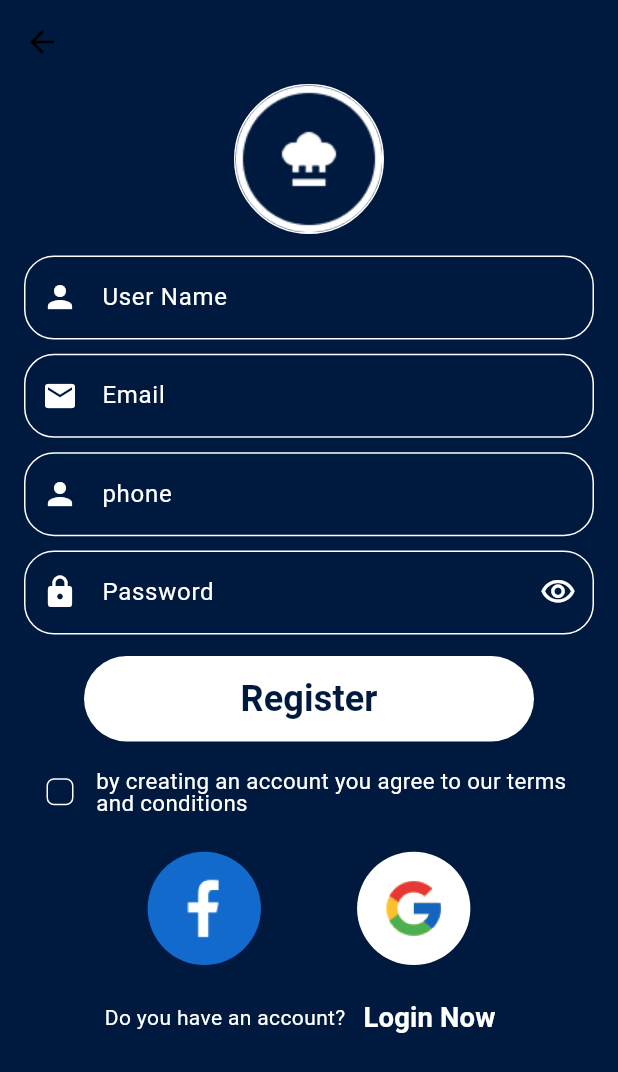
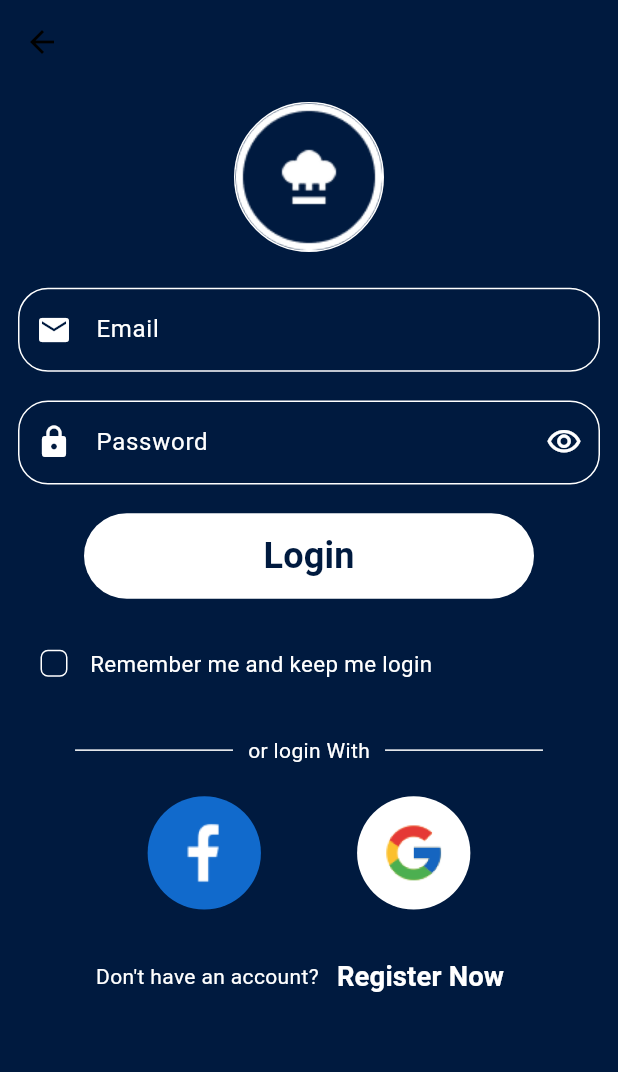
Before and after one commit to Omareloo/Meal-App, a Flutter app: the RegisterScreen screen opened directly, after a tap on "Login Now", on a phone screen of 412 x 824 dp. Shown: the top 1072 px of the screen. Run offline on Flutter 3.47's test engine with Material 3 defaults, Android fonts, the phone set to English and light mode, and no system bars; our stand-ins replace bloc, cloud_firestore, connectivity_plus, either_dart, email_validator, equatable and 11 more; accounts and stored records are empty; Roboto replaces fonts that are missing (cairo).

Commit message:
debugging Sprint 1

```diff
--- a/lib/core/data/local/shared_preferences_service.dart
+++ b/lib/core/data/local/shared_preferences_service.dart
@@ -65,10 +65,11 @@ import 'package:shared_preferences/shared_preferences.dart';
 
 class SharedPreferencesHelper {
   late SharedPreferences sharedPreferences;
+
   Future<void> init() async {
     sharedPreferences = await SharedPreferences.getInstance();
   }
-  Future<bool> isFirstTime() async {
+  Future<bool> getIsFirstTime() async {
     bool firstTime = sharedPreferences.getBool("isFirstTime") ?? true;
     if (firstTime) {
       await sharedPreferences.setBool("isFirstTime", false);
--- a/lib/core/screens/splash_screen.dart
+++ b/lib/core/screens/splash_screen.dart
@@ -1,4 +1,7 @@
 import 'package:flutter/material.dart';
+import 'package:meal_ware/core/data/local/shared_preferences_service.dart';
+import 'package:meal_ware/core/di/db_injection.dart';
+import 'package:meal_ware/features/auth/presentation/pages/auth_screen.dart';
 import 'package:meal_ware/features/auth/presentation/widgets/auth_widgets/logo.dart';
 import 'package:meal_ware/features/onboarding/onboarding_screen.dart';
 
@@ -22,26 +25,27 @@ class _SplashScreenState extends State<SplashScreen>
       duration: const Duration(seconds: 1),
     );
 
-
     animation = Tween<Offset>(
       begin: const Offset(0, -1),
       end: Offset.zero,
-    ).animate(CurvedAnimation(
-      parent: controller,
-      curve: Curves.easeInOut,
-    ));
-
+    ).animate(CurvedAnimation(parent: controller, curve: Curves.easeInOut));
 
     controller.forward();
 
-
-    Future.delayed(const Duration(seconds: 5), () {
-      Navigator.pushReplacement(
-        context,
-        MaterialPageRoute(
-          builder: (context) => const OnboardingScreen(),
-        ),
-      );
+    Future.delayed(const Duration(seconds: 5), () async {
+      SharedPreferencesHelper helper = getIt<SharedPreferencesHelper>();
+      bool isFirstTime = await helper.getIsFirstTime();
+      if (isFirstTime) {
+        Navigator.pushReplacement(
+          context,
+          MaterialPageRoute(builder: (context) => const OnboardingScreen()),
+        );
+      }else{
+        Navigator.pushReplacement(
+          context,
+          MaterialPageRoute(builder: (context) => const AuthScreen()),
+        );
+      }
     });
   }
 
@@ -55,10 +59,7 @@ class _SplashScreenState extends State<SplashScreen>
   Widget build(BuildContext context) {
     return Scaffold(
       body: Center(
-        child: SlideTransition(
-          position: animation,
-          child: const LogoWidget(),
-        ),
+        child: SlideTransition(position: animation, child: const LogoWidget()),
       ),
     );
   }
--- a/lib/core/utils/heplers/validation_form.dart
+++ b/lib/core/utils/heplers/validation_form.dart
@@ -3,8 +3,7 @@ import '../app_utils/app_strings.dart';
 class ValidationForm {
   static String? phoneValidator(String? value) {
     bool isValid =
-        RegExp(r"^(009665|9665|\+9665|05|5)(5|0|3|6|4|9|1|8|7)([0-9]{7})")
-            .hasMatch(value!);
+        RegExp(r"^(01)(0|1|2|5)([0-9]{8})$").hasMatch(value!);
     if (value.isEmpty) {
       return AppStrings.pleaseEnterPhoneNumber;
     } else if (!isValid) {
--- a/lib/features/auth/presentation/pages/register_screen.dart
+++ b/lib/features/auth/presentation/pages/register_screen.dart
@@ -9,7 +9,7 @@ import 'package:meal_ware/features/auth/presentation/manager/cubits/register_sta
 import 'package:meal_ware/features/auth/presentation/widgets/auth_widgets/login/login_message_widget.dart';
 import 'package:meal_ware/features/auth/presentation/widgets/buttons/register_button.dart';
 import 'package:meal_ware/features/auth/presentation/widgets/fields/email_form_field.dart';
-import 'package:meal_ware/features/home/presentation/pages/home_screen.dart';
+
 import '../../../layout/presentation/pages/layout_screen.dart';
 import '../widgets/auth_widgets/facebook_google_widget.dart';
 import '../widgets/auth_widgets/logo.dart';
--- a/lib/features/auth/presentation/widgets/auth_widgets/login/login_message_widget.dart
+++ b/lib/features/auth/presentation/widgets/auth_widgets/login/login_message_widget.dart
@@ -1,7 +1,7 @@
 import 'package:flutter/material.dart';
+import 'package:meal_ware/features/auth/presentation/pages/auth_screen.dart';
 import '../../../../../../config/style/app_color.dart';
 import '../../../../../../config/style/app_text_styles.dart';
-import '../../../pages/register_screen.dart';
 
 class LoginMessageWidget extends StatelessWidget {
   const LoginMessageWidget({super.key});
@@ -17,7 +17,7 @@ class LoginMessageWidget extends StatelessWidget {
         TextButton(
           onPressed: ()
           {
-            Navigator.pushReplacement(context, MaterialPageRoute(builder: (context) => const RegisterScreen(),));
+            Navigator.pushReplacement(context, MaterialPageRoute(builder: (context) => const AuthScreen(),));
           },
           child: Text(
             'Login Now',style: AppTextStyle.font16white700,),
--- a/lib/main.dart
+++ b/lib/main.dart
@@ -12,7 +12,7 @@ import 'core/di/db_injection.dart';
 
 void main() async {
 
-
+  WidgetsFlutterBinding.ensureInitialized();
   await Firebase.initializeApp();
   await setupServiceLocator(); // ✅ Setup dependencies
   await Hive.initFlutter();
```
Also changed, not shown: lib/core/di/db_injection.dart (+5 -2 lines), lib/features/auth/data/data_source/auth_datasource.dart (+10 -0 lines), pubspec.lock, 1 other file.
